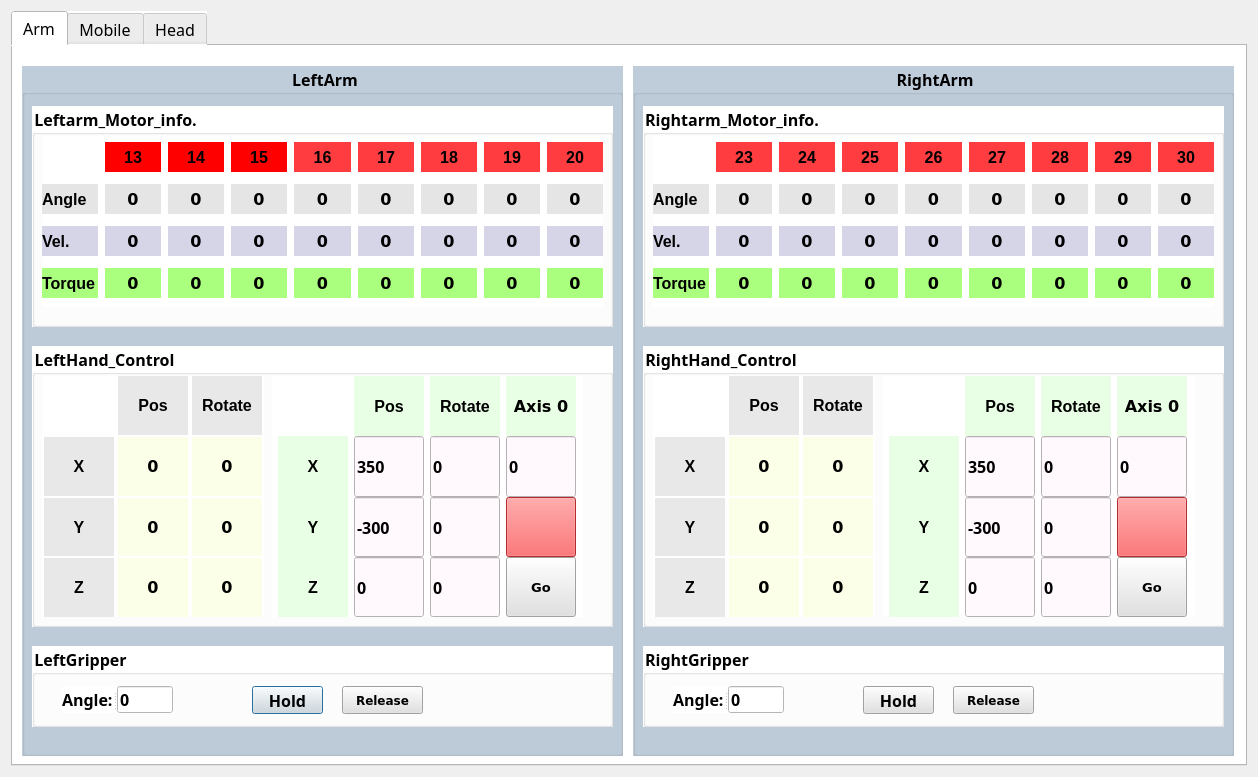
First picture: the form in src/Gui/ui/Form_Robot.ui, repository aiRobots-athome/Joy, before the edit.
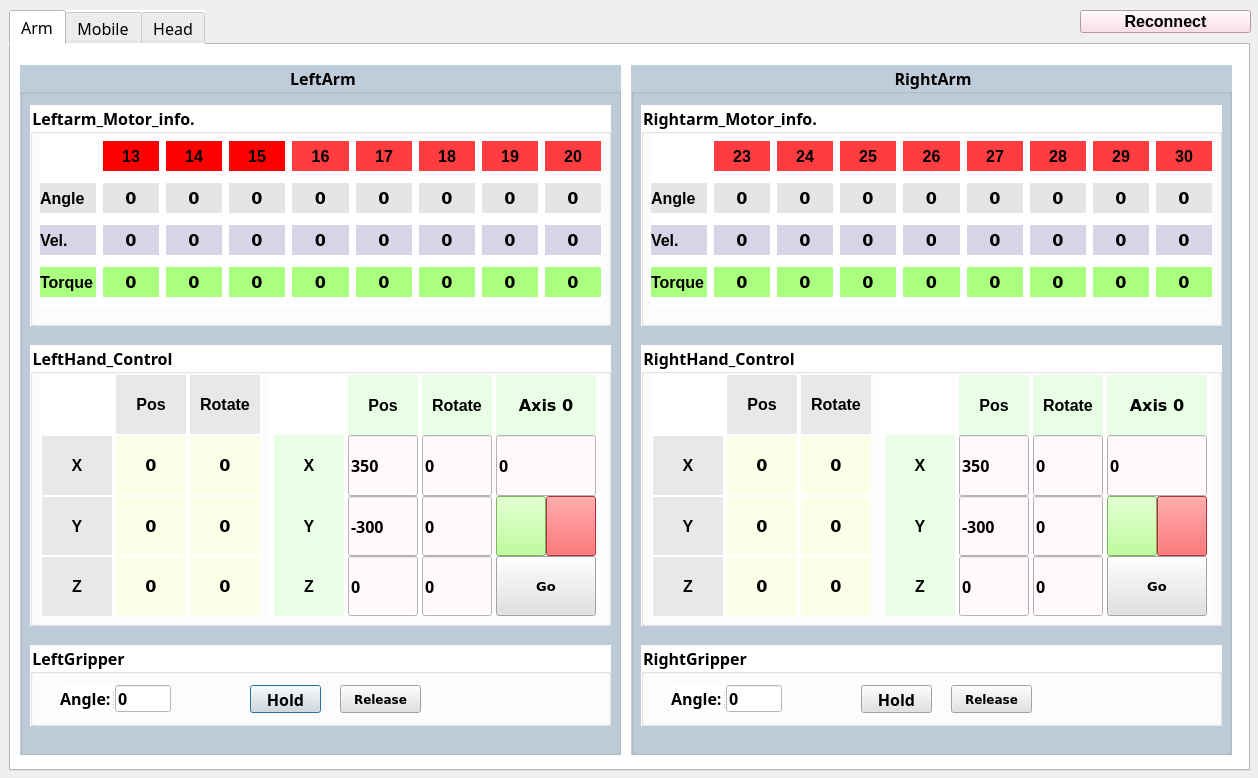
Second picture: the form after the edit. Icons and pictures are not drawn.

Patch:
```diff
--- a/src/Gui/ui/Form_Robot.ui
+++ b/src/Gui/ui/Form_Robot.ui
@@ -7,18 +7,24 @@
     <x>0</x>
     <y>0</y>
     <width>1258</width>
-    <height>777</height>
+    <height>778</height>
    </rect>
   </property>
   <property name="windowTitle">
    <string>Robot</string>
   </property>
-  <layout class="QGridLayout" name="gridLayout_9">
-   <item row="0" column="0">
     <widget class="QTabWidget" name="Correction">
      <property name="enabled">
       <bool>true</bool>
      </property>
+   <property name="geometry">
+    <rect>
+     <x>9</x>
+     <y>10</y>
+     <width>1241</width>
+     <height>761</height>
+    </rect>
+   </property>
      <property name="font">
       <font>
        <family>Noto Sans CJK JP DemiLight</family>
@@ -1188,7 +1194,7 @@
           <rect>
            <x>240</x>
            <y>30</y>
-           <width>311</width>
+         <width>331</width>
            <height>241</height>
           </rect>
          </property>
@@ -1581,7 +1587,7 @@
             </property>
             <property name="maximumSize">
              <size>
-              <width>70</width>
+            <width>100</width>
               <height>90</height>
              </size>
             </property>
@@ -1608,7 +1614,7 @@
            <widget class="QLabel" name="LeftHand_label_title_Axis0">
             <property name="maximumSize">
              <size>
-              <width>70</width>
+            <width>100</width>
               <height>90</height>
              </size>
             </property>
@@ -1631,41 +1637,6 @@
             </property>
            </widget>
           </item>
-          <item row="2" column="3">
-           <widget class="QPushButton" name="LeftHand_btn_Stop">
-            <property name="minimumSize">
-             <size>
-              <width>0</width>
-              <height>0</height>
-             </size>
-            </property>
-            <property name="maximumSize">
-             <size>
-              <width>70</width>
-              <height>90</height>
-             </size>
-            </property>
-            <property name="font">
-             <font>
-              <family>Noto Sans CJK JP DemiLight</family>
-              <pointsize>12</pointsize>
-              <kerning>false</kerning>
-             </font>
-            </property>
-            <property name="styleSheet">
-             <string notr="true">background-color :rgb(255, 60, 63)</string>
-            </property>
-            <property name="text">
-             <string/>
-            </property>
-            <property name="iconSize">
-             <size>
-              <width>0</width>
-              <height>0</height>
-             </size>
-            </property>
-           </widget>
-          </item>
           <item row="1" column="3">
            <widget class="QLineEdit" name="LeftHand_lineEdit_Axis0">
             <property name="minimumSize">
@@ -1676,7 +1647,7 @@
             </property>
             <property name="maximumSize">
              <size>
-              <width>70</width>
+            <width>100</width>
               <height>90</height>
              </size>
             </property>
@@ -1696,6 +1667,82 @@
             </property>
            </widget>
           </item>
+        <item row="2" column="3">
+         <widget class="QSplitter" name="splitter_3">
+          <property name="orientation">
+           <enum>Qt::Horizontal</enum>
+          </property>
+          <property name="handleWidth">
+           <number>0</number>
+          </property>
+          <widget class="QPushButton" name="LeftHand_btn_Start">
+           <property name="minimumSize">
+            <size>
+             <width>0</width>
+             <height>0</height>
+            </size>
+           </property>
+           <property name="maximumSize">
+            <size>
+             <width>50</width>
+             <height>90</height>
+            </size>
+           </property>
+           <property name="font">
+            <font>
+             <family>Noto Sans CJK JP DemiLight</family>
+             <pointsize>12</pointsize>
+             <kerning>false</kerning>
+            </font>
+           </property>
+           <property name="styleSheet">
+            <string notr="true">background-color: rgb(170, 255, 127);</string>
+           </property>
+           <property name="text">
+            <string/>
+           </property>
+           <property name="iconSize">
+            <size>
+             <width>4</width>
+             <height>0</height>
+            </size>
+           </property>
+          </widget>
+          <widget class="QPushButton" name="LeftHand_btn_Stop">
+           <property name="minimumSize">
+            <size>
+             <width>0</width>
+             <height>0</height>
+            </size>
+           </property>
+           <property name="maximumSize">
+            <size>
+             <width>50</width>
+             <height>90</height>
+            </size>
+           </property>
+           <property name="font">
+            <font>
+             <family>Noto Sans CJK JP DemiLight</family>
+             <pointsize>12</pointsize>
+             <kerning>false</kerning>
+            </font>
+           </property>
+           <property name="styleSheet">
+            <string notr="true">background-color :rgb(255, 60, 63)</string>
+           </property>
+           <property name="text">
+            <string/>
+           </property>
+           <property name="iconSize">
+            <size>
+             <width>0</width>
+             <height>0</height>
+            </size>
+           </property>
+          </widget>
+         </widget>
+        </item>
          </layout>
         </widget>
         <widget class="QWidget" name="gridLayoutWidget_5">
@@ -3217,7 +3264,7 @@
           <rect>
            <x>240</x>
            <y>30</y>
-           <width>311</width>
+         <width>331</width>
            <height>241</height>
           </rect>
          </property>
@@ -3610,7 +3657,7 @@
             </property>
             <property name="maximumSize">
              <size>
-              <width>70</width>
+            <width>100</width>
               <height>90</height>
              </size>
             </property>
@@ -3637,7 +3684,7 @@
            <widget class="QLabel" name="RightHand_label_title_Axis0">
             <property name="maximumSize">
              <size>
-              <width>70</width>
+            <width>100</width>
               <height>90</height>
              </size>
             </property>
@@ -3660,41 +3707,6 @@
             </property>
            </widget>
           </item>
-          <item row="2" column="3">
-           <widget class="QPushButton" name="RightHand_btn_Stop">
-            <property name="minimumSize">
-             <size>
-              <width>0</width>
-              <height>0</height>
-             </size>
-            </property>
-            <property name="maximumSize">
-             <size>
-              <width>70</width>
-              <height>90</height>
-             </size>
-            </property>
-            <property name="font">
-             <font>
-              <family>Noto Sans CJK JP DemiLight</family>
-              <pointsize>12</pointsize>
-              <kerning>false</kerning>
-             </font>
-            </property>
-            <property name="styleSheet">
-             <string notr="true">background-color :rgb(255, 60, 63)</string>
-            </property>
-            <property name="text">
-             <string/>
-            </property>
-            <property name="iconSize">
-             <size>
-              <width>0</width>
-              <height>0</height>
-             </size>
-            </property>
-           </widget>
-          </item>
           <item row="1" column="3">
            <widget class="QLineEdit" name="RightHand_lineEdit_Axis0">
             <property name="minimumSize">
@@ -3705,7 +3717,7 @@
             </property>
             <property name="maximumSize">
              <size>
-              <width>70</width>
+            <width>100</width>
               <height>90</height>
              </size>
             </property>
@@ -3725,6 +3737,82 @@
             </property>
            </widget>
           </item>
+        <item row="2" column="3">
+         <widget class="QSplitter" name="splitter_4">
+          <property name="orientation">
+           <enum>Qt::Horizontal</enum>
+          </property>
+          <property name="handleWidth">
+           <number>0</number>
+          </property>
+          <widget class="QPushButton" name="RightHand_btn_Start">
+           <property name="minimumSize">
+            <size>
+             <width>0</width>
+             <height>0</height>
+            </size>
+           </property>
+           <property name="maximumSize">
+            <size>
+             <width>50</width>
+             <height>90</height>
+            </size>
+           </property>
+           <property name="font">
+            <font>
+             <family>Noto Sans CJK JP DemiLight</family>
+             <pointsize>12</pointsize>
+             <kerning>false</kerning>
+            </font>
+           </property>
+           <property name="styleSheet">
+            <string notr="true">background-color: rgb(170, 255, 127);</string>
+           </property>
+           <property name="text">
+            <string/>
+           </property>
+           <property name="iconSize">
+            <size>
+             <width>0</width>
+             <height>0</height>
+            </size>
+           </property>
+          </widget>
+          <widget class="QPushButton" name="RightHand_btn_Stop">
+           <property name="minimumSize">
+            <size>
+             <width>0</width>
+             <height>0</height>
+            </size>
+           </property>
+           <property name="maximumSize">
+            <size>
+             <width>50</width>
+             <height>90</height>
+            </size>
+           </property>
+           <property name="font">
+            <font>
+             <family>Noto Sans CJK JP DemiLight</family>
+             <pointsize>12</pointsize>
+             <kerning>false</kerning>
+            </font>
+           </property>
+           <property name="styleSheet">
+            <string notr="true">background-color :rgb(255, 60, 63)</string>
+           </property>
+           <property name="text">
+            <string/>
+           </property>
+           <property name="iconSize">
+            <size>
+             <width>0</width>
+             <height>0</height>
+            </size>
+           </property>
+          </widget>
+         </widget>
+        </item>
          </layout>
         </widget>
         <widget class="QWidget" name="gridLayoutWidget_6">
@@ -7486,8 +7574,29 @@
       </widget>
      </widget>
     </widget>
-   </item>
-  </layout>
+  <widget class="QPushButton" name="Robot_btn_Reconnect">
+   <property name="geometry">
+    <rect>
+     <x>1080</x>
+     <y>10</y>
+     <width>171</width>
+     <height>23</height>
+    </rect>
+   </property>
+   <property name="font">
+    <font>
+     <pointsize>12</pointsize>
+     <weight>75</weight>
+     <bold>true</bold>
+    </font>
+   </property>
+   <property name="styleSheet">
+    <string notr="true">background-color: rgb(255, 212, 229)</string>
+   </property>
+   <property name="text">
+    <string>Reconnect</string>
+   </property>
+  </widget>
  </widget>
  <resources/>
  <connections/>
```
Left out of the diff: 214 changed lines with no effect on the pictures. Lines whose indentation alone changed are shown as unchanged.
